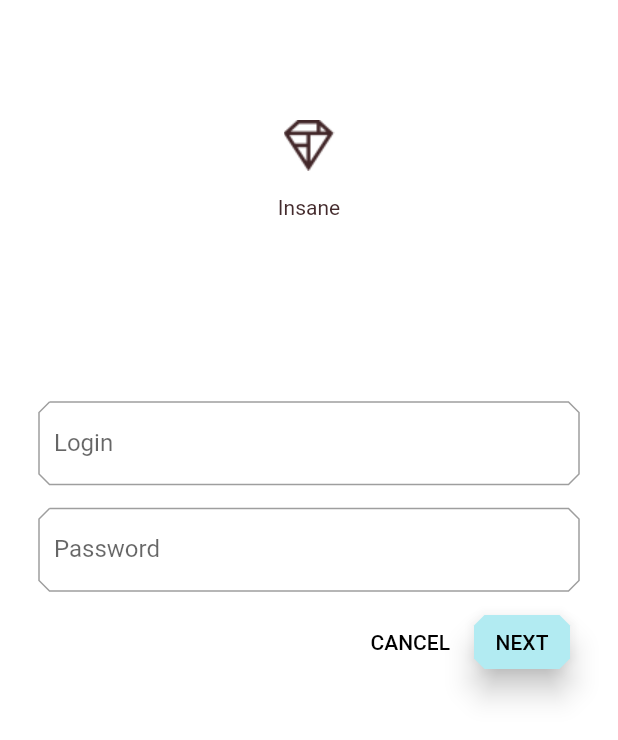
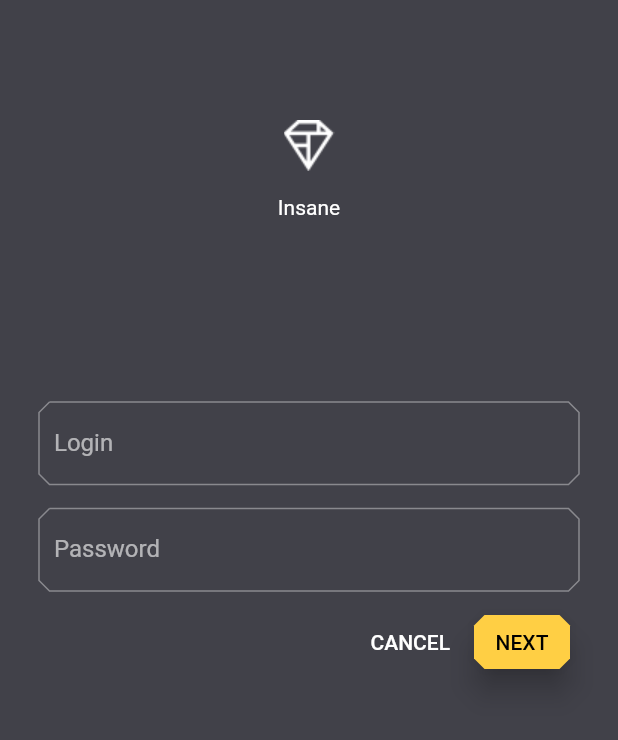
Before and after one commit to frclba/insaneCommerce-mdc-100, a Flutter app: the screen it shows after launch, on a phone screen of 412 x 824 dp. Shown: the top 740 px of the screen. Run offline on Flutter 3.47's test engine with Material 2 defaults, Android fonts, the phone set to English and light mode, and no system bars; Roboto replaces fonts that are missing (Rubik).

Commit message:
Create Night Mode Logic

```diff
--- a/lib/colors.dart
+++ b/lib/colors.dart
@@ -17,7 +17,10 @@ const kShrineBlue50 = const Color(0xFFe0f7fa);
 const kShrineBlue100 = const Color(0xFFb2ebf2);
 const kShrineBlue300 = const Color(0xFFb2ebf2);
 const kShrineBlue400 = const Color(0xFF81b9bf);
+const kShrineIndigo900 = const Color(0xFF9fa8da);
+const kShrineErrorIndigo = const Color(0xFFC5032B);
 
-const kShrineIndigo900 = const Color(0xFF9fa8da);
 
-const kShrineErrorIndigo = const Color(0xFFC5032B);
+// Alternative color scheme
+const kShrineAltDarkGrey = const Color(0xFF414149);
+const kShrineAltYellow = const Color(0xFFFFCF44);
--- a/lib/home.dart
+++ b/lib/home.dart
@@ -3,13 +3,14 @@ import 'package:intl/intl.dart';
 
 import 'model/products_repository.dart';
 import 'model/product.dart';
+import 'app.dart';
 
 class HomePage extends StatelessWidget {
   @override
   Widget build(BuildContext context) {
     return Scaffold(
       appBar: AppBar(
-        brightness: Brightness.light,
+        brightness: InsaneApp.colorMode == "nightMode" ? Brightness.dark : Brightness.light,
         leading: IconButton(
           icon: Icon(Icons.menu),
           onPressed: () {
--- a/lib/login.dart
+++ b/lib/login.dart
@@ -1,5 +1,6 @@
 import 'package:flutter/material.dart';
 import 'colors.dart';
+import 'app.dart';
 
 class LoginPage extends StatefulWidget {
   @override
@@ -13,6 +14,8 @@ class _LoginPageState extends State<LoginPage> {
 
   @override
   Widget build(BuildContext context){
+    String colorMode = InsaneApp.colorMode;
+
     return Scaffold(
       body: SafeArea(
         child: ListView(
@@ -21,7 +24,10 @@ class _LoginPageState extends State<LoginPage> {
             SizedBox(height: 80.0),
             Column(
               children: <Widget>[
-                Image.asset('assets/diamond.png'),
+                Image.asset(
+                  'assets/diamond.png',
+                  color: colorMode == "nightMode" ? kShrineBackgroundWhite : null,
+                ),
                 SizedBox(height: 16.0),
                 Text('Insane'),
               ],
@@ -29,7 +35,7 @@ class _LoginPageState extends State<LoginPage> {
             SizedBox(height: 120.0),
             // [LOGIN]
             AccentColorOverride(
-              color: kShrineBrown900,
+              color: colorMode == "nightMode" ? kShrineAltYellow : kShrineBrown900,
               child: TextField(
                 controller: _usernameController,
                 decoration: InputDecoration(
@@ -42,7 +48,7 @@ class _LoginPageState extends State<LoginPage> {
 
             // [PASSWORD]
             AccentColorOverride(
-              color: kShrineBrown900,
+              color: colorMode == "nightMode" ? kShrineAltYellow : kShrineBrown900,
               child: TextField(
                 controller: _passwordController,
                 decoration: InputDecoration(
```
Also changed, not shown: lib/app.dart (+43 -9 lines).
